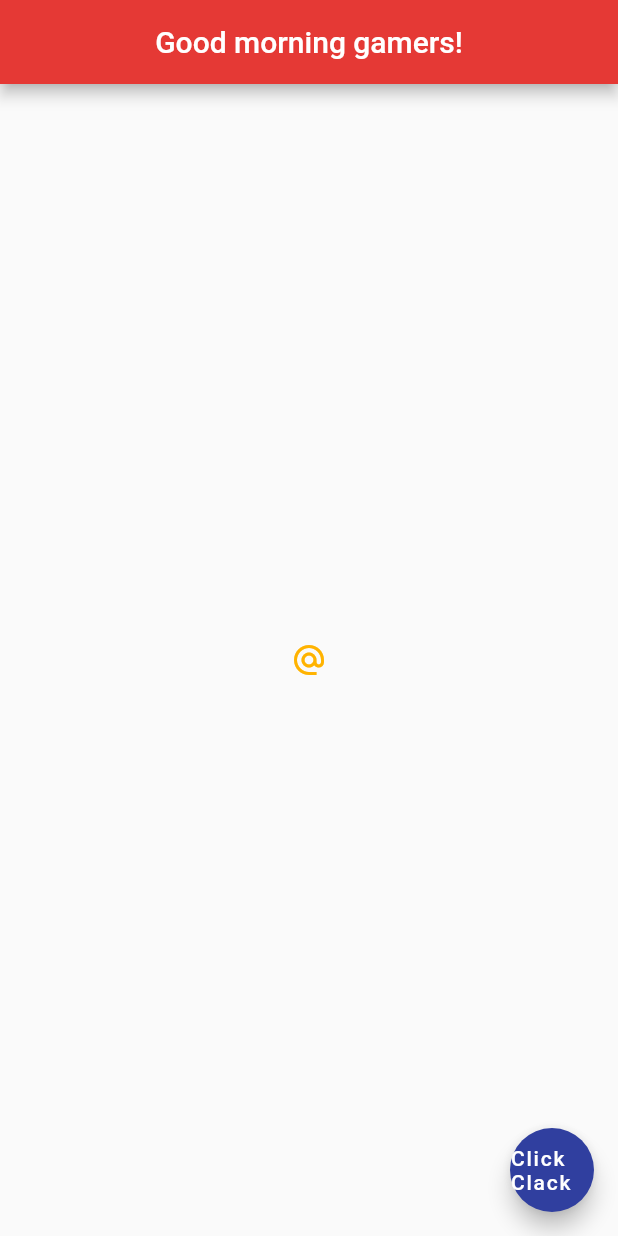
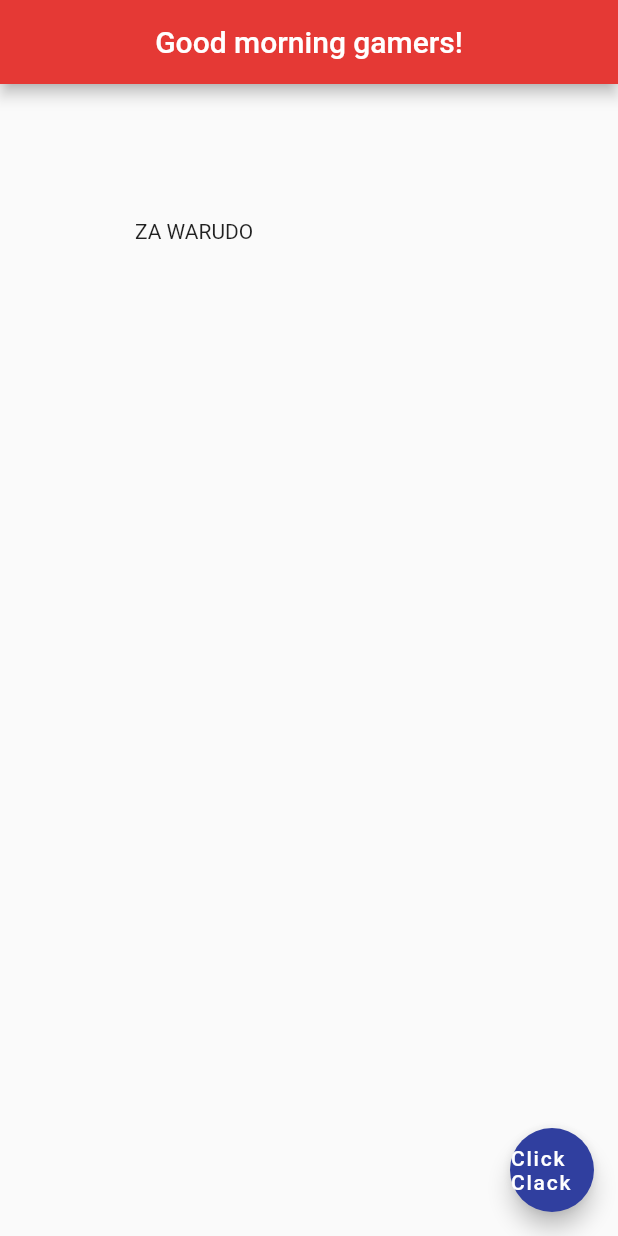
Before and after one commit to neilaldrei/flutter-tutorial-app1, a Flutter app: the screen it shows after launch, on a phone screen of 412 x 824 dp. Run offline on Flutter 3.47's test engine with Material 2 defaults, Android fonts, the phone set to English and light mode, and no system bars.

Commit message:
Lesson #10: Containers & Margins

```diff
--- a/lib/main.dart
+++ b/lib/main.dart
@@ -1,3 +1,4 @@
+import 'package:flutter/cupertino.dart';
 import 'package:flutter/material.dart';
 
 void main() => runApp(MaterialApp(
@@ -14,28 +15,16 @@ class Home extends StatelessWidget {
         centerTitle: true,
         backgroundColor: Colors.red[600],
       ),
-      body: Center(
-        child: IconButton(
-          onPressed: () {
-            print("Banana milkshake with beef");
-          },
-          icon: Icon(Icons.alternate_email),
-          color: Colors.amber[600]
-        )
-//        child: RaisedButton.icon(
-//          onPressed: () { },
-//          icon: Icon(
-//            Icons.alternate_email,
-//          ),
-//          label: Text("Labelers"),
-//          color: Colors.lime,
-//        )
-//        child: Icon(
-//          Icons.airport_shuttle,
-//          color: Colors.lightBlue,
-//          size: 50.0,
-//        )
+      body: Padding(
+        padding: EdgeInsets.all(90.0),
+        child: Text("ZA WARUDO")
       ),
+//      body: Container(
+//        padding: EdgeInsets.symmetric(horizontal: 20.0, vertical: 30.0),
+//        margin: EdgeInsets.all(20.0),
+//        color: Colors.grey[200],
+//        child: Text("Epic gamer!")
+//      ),
       floatingActionButton: FloatingActionButton(
         onPressed: () {},
         child: Text('Click Clack'),
```
